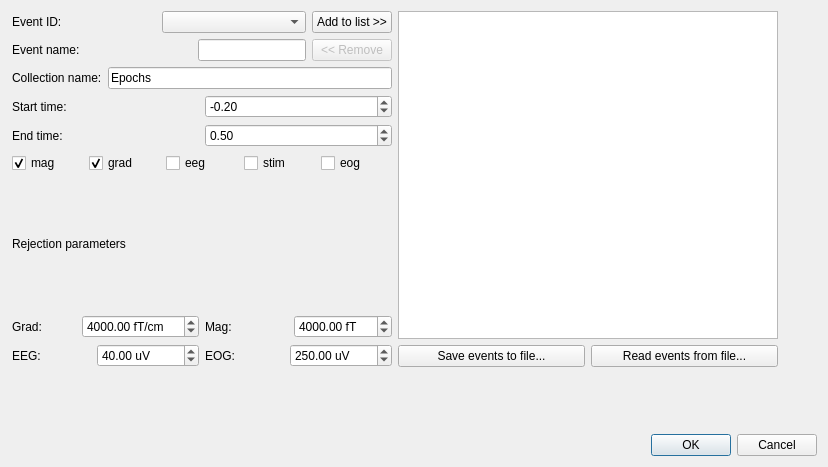
cibr-jyu/meggie, file meggie/ui/qt4Designer_ui_files/eventSelectionDialog.ui: the form before one commit.
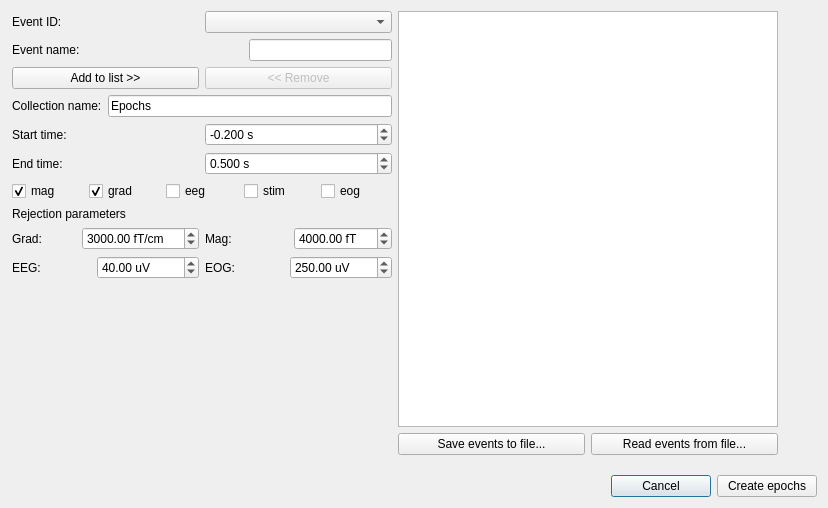
The form after the commit.

Commit message: Event selection dialog fixed and jatkokehitys.txt updated according to changes.

What changed in the file:
```diff
--- a/meggie/ui/qt4Designer_ui_files/eventSelectionDialog.ui
+++ b/meggie/ui/qt4Designer_ui_files/eventSelectionDialog.ui
@@ -10,25 +10,36 @@
     <x>0</x>
     <y>0</y>
     <width>828</width>
-    <height>467</height>
+    <height>508</height>
    </rect>
   </property>
   <property name="windowTitle">
    <string>Meggie - Epoch Creation</string>
   </property>
   <layout class="QGridLayout" name="gridLayout">
-   <item row="2" column="0">
-    <widget class="QDialogButtonBox" name="cancelOkButtonBox">
-     <property name="enabled">
-      <bool>true</bool>
+   <item row="4" column="0">
+    <layout class="QHBoxLayout" name="horizontalLayout_10">
+     <property name="leftMargin">
+      <number>600</number>
      </property>
-     <property name="orientation">
-      <enum>Qt::Horizontal</enum>
+     <property name="topMargin">
+      <number>0</number>
      </property>
-     <property name="standardButtons">
-      <set>QDialogButtonBox::Cancel|QDialogButtonBox::Ok</set>
-     </property>
-    </widget>
+     <item>
+      <widget class="QPushButton" name="pushButtonCancel">
+       <property name="text">
+        <string>Cancel</string>
+       </property>
+      </widget>
+     </item>
+     <item>
+      <widget class="QPushButton" name="pushButtonCreateEpochs">
+       <property name="text">
+        <string>Create epochs</string>
+       </property>
+      </widget>
+     </item>
+    </layout>
    </item>
    <item row="1" column="0">
     <widget class="QScrollArea" name="scrollArea">
@@ -47,7 +58,7 @@
         <x>0</x>
         <y>0</y>
         <width>810</width>
-        <height>412</height>
+        <height>451</height>
        </rect>
       </property>
       <property name="minimumSize">
@@ -62,7 +73,7 @@
          <x>1</x>
          <y>0</y>
          <width>766</width>
-         <height>356</height>
+         <height>444</height>
         </rect>
        </property>
        <layout class="QHBoxLayout" name="horizontalLayout_4">
@@ -72,41 +83,6 @@
            <layout class="QVBoxLayout" name="verticalLayout_2">
             <item>
              <layout class="QGridLayout" name="gridLayout_2">
-              <item row="0" column="0">
-               <layout class="QHBoxLayout" name="horizontalLayout_7">
-                <item>
-                 <widget class="QLabel" name="labelEventID">
-                  <property name="text">
-                   <string>Event ID:</string>
-                  </property>
-                 </widget>
-                </item>
-                <item>
-                 <widget class="QComboBox" name="comboBoxEventID"/>
-                </item>
-               </layout>
-              </item>
-              <item row="0" column="1" rowspan="2">
-               <layout class="QVBoxLayout" name="verticalLayout">
-                <item>
-                 <widget class="QPushButton" name="pushButtonAdd">
-                  <property name="text">
-                   <string>Add to list &gt;&gt;</string>
-                  </property>
-                 </widget>
-                </item>
-                <item>
-                 <widget class="QPushButton" name="pushButtonRemove">
-                  <property name="enabled">
-                   <bool>false</bool>
-                  </property>
-                  <property name="text">
-                   <string>&lt;&lt; Remove</string>
-                  </property>
-                 </widget>
-                </item>
-               </layout>
-              </item>
               <item row="1" column="0">
                <layout class="QHBoxLayout" name="horizontalLayout_5">
                 <item>
@@ -134,6 +110,47 @@
                 </item>
                </layout>
               </item>
+              <item row="0" column="1" rowspan="2">
+               <layout class="QVBoxLayout" name="verticalLayout"/>
+              </item>
+              <item row="0" column="0">
+               <layout class="QHBoxLayout" name="horizontalLayout_7">
+                <item>
+                 <widget class="QLabel" name="labelEventID">
+                  <property name="text">
+                   <string>Event ID:</string>
+                  </property>
+                 </widget>
+                </item>
+                <item>
+                 <widget class="QComboBox" name="comboBoxEventID"/>
+                </item>
+               </layout>
+              </item>
+             </layout>
+            </item>
+            <item>
+             <layout class="QHBoxLayout" name="horizontalLayout_9">
+              <property name="topMargin">
+               <number>0</number>
+              </property>
+              <item>
+               <widget class="QPushButton" name="pushButtonAdd">
+                <property name="text">
+                 <string>Add to list &gt;&gt;</string>
+                </property>
+               </widget>
+              </item>
+              <item>
+               <widget class="QPushButton" name="pushButtonRemove">
+                <property name="enabled">
+                 <bool>false</bool>
+                </property>
+                <property name="text">
+                 <string>&lt;&lt; Remove</string>
+                </property>
+               </widget>
+              </item>
              </layout>
             </item>
             <item>
@@ -171,6 +188,12 @@
                 </item>
                 <item>
                  <widget class="QDoubleSpinBox" name="doubleSpinBoxTmin">
+                  <property name="suffix">
+                   <string> s</string>
+                  </property>
+                  <property name="decimals">
+                   <number>3</number>
+                  </property>
                   <property name="minimum">
                    <double>-10.000000000000000</double>
                   </property>
@@ -195,6 +218,12 @@
                 </item>
                 <item>
                  <widget class="QDoubleSpinBox" name="doubleSpinBoxTmax">
+                  <property name="suffix">
+                   <string> s</string>
+                  </property>
+                  <property name="decimals">
+                   <number>3</number>
+                  </property>
                   <property name="maximum">
                    <double>9.900000000000000</double>
                   </property>
@@ -307,7 +336,7 @@
                      <double>1000000000.000000000000000</double>
                     </property>
                     <property name="value">
-                     <double>4000.000000000000000</double>
+                     <double>3000.000000000000000</double>
                     </property>
                    </widget>
                   </item>
@@ -393,6 +422,19 @@
               </item>
              </layout>
             </item>
+            <item>
+             <spacer name="verticalSpacer">
+              <property name="orientation">
+               <enum>Qt::Vertical</enum>
+              </property>
+              <property name="sizeHint" stdset="0">
+               <size>
+                <width>20</width>
+                <height>40</height>
+               </size>
+              </property>
+             </spacer>
+            </item>
            </layout>
           </item>
          </layout>
```
Left out of the diff: 27 changed lines with no effect on the pictures. The commit also changes 3 other files.
